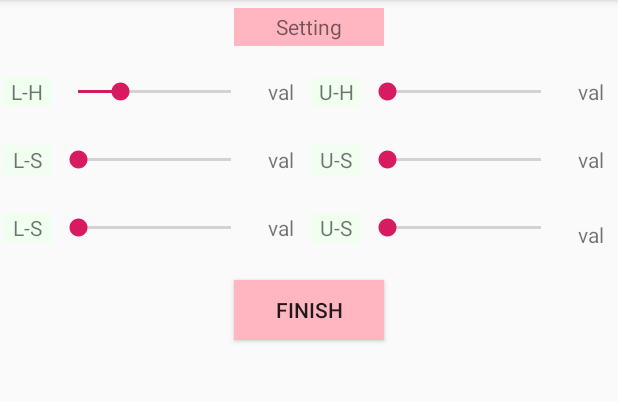
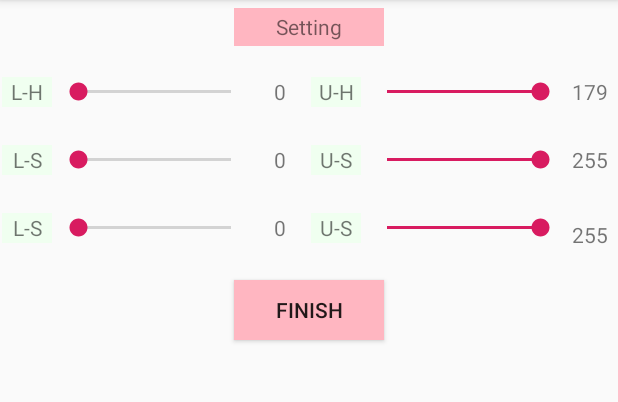
Before and after one commit to 06Ag/Capstone, an Android app: the HsvSetting screen opened directly, with no data from a screen before it, on a phone screen of 412 x 824 dp, the part 84-486 px from its top. Run offline under Robolectric (Android 15) with nearby library versions, the phone set to English and light mode, and no system bars; libraries missing offline, so code that uses them is left out: org.opencv.android, org.opencv.core, org.opencv.imgproc; plain views replace JavaCameraView; 10 statements that could not run were skipped.

Commit message:
hsv setting completion - rgb to hsv

```diff
--- a/Signlanguage/app/src/main/cpp/CMakeLists.txt
+++ b/Signlanguage/app/src/main/cpp/CMakeLists.txt
@@ -5,8 +5,8 @@
 
 cmake_minimum_required(VERSION 3.4.1)
 
-#set(pathPROJECT C:/Users/tkddm/Desktop/Capstone/Signlanguage) #육
-set(pathPROJECT C:/Users/iw67c/AndroidStudioProjects/Capstone/Signlanguage) # 영지
+set(pathPROJECT C:/Users/tkddm/Desktop/Capstone/Signlanguage) #육
+#set(pathPROJECT C:/Users/iw67c/AndroidStudioProjects/Capstone/Signlanguage) # 영지
 #set(pathPROJECT C:/Users/User/AndroidStudioProjects/Capstone/Signlanguage) # 은진
 set(pathOPENCV ${pathPROJECT}/opencv)
 set(pathLIBOPENCV_JAVA ${pathOPENCV}/native/libs/${ANDROID_ABI}/libopencv_java4.so)
--- a/Signlanguage/app/src/main/java/com/example/singlanguage/HsvSetting.java
+++ b/Signlanguage/app/src/main/java/com/example/singlanguage/HsvSetting.java
@@ -26,6 +26,8 @@ import org.opencv.android.LoaderCallbackInterface;
 import org.opencv.android.OpenCVLoader;
 import org.opencv.core.Core;
 import org.opencv.core.Mat;
+import org.opencv.core.Scalar;
+import org.opencv.imgproc.Imgproc;
 
 import java.util.Collections;
 import java.util.List;
@@ -34,6 +36,10 @@ import static android.Manifest.permission.CAMERA;
 
 public class HsvSetting extends AppCompatActivity
         implements CameraBridgeViewBase.CvCameraViewListener2{
+
+    int lh, ls, lv, uh, us, uv;
+    SeekBar sb_LH, sb_LS, sb_LV, sb_UH, sb_US, sb_UV;
+    TextView tv_LH, tv_LS, tv_LV, tv_UH, tv_US, tv_UV;
 
     private static final String TAG = "opencv";
     private Mat matInput;
@@ -73,51 +79,106 @@ public class HsvSetting extends AppCompatActivity
                 WindowManager.LayoutParams.FLAG_KEEP_SCREEN_ON);
 
         setContentView(R.layout.activity_hsv_setting);
-
+        //카메라 설정
         mOpenCvCameraView = (CameraBridgeViewBase)findViewById(R.id.activity_surface_view);
         mOpenCvCameraView.setVisibility(SurfaceView.VISIBLE);
         mOpenCvCameraView.setCvCameraViewListener(this);
         mOpenCvCameraView.setCameraIndex(cameraType); // front-camera(1),  back-camera(0)
 
-        int devalue = 50;
-        SeekBar seekBar;
+        //SeekBar
+        sb_LH = (SeekBar)findViewById(R.id.sb_LH);
+        sb_LS = (SeekBar)findViewById(R.id.sb_LS);
+        sb_LV = (SeekBar)findViewById(R.id.sb_LV);
+        sb_UH = (SeekBar)findViewById(R.id.sb_UH);
+        sb_US = (SeekBar)findViewById(R.id.sb_US);
+        sb_UV = (SeekBar)findViewById(R.id.sb_UV);
+        tv_LH=(TextView)findViewById(R.id.tv_LHval);
+        tv_LS=(TextView)findViewById(R.id.tv_LSval);
+        tv_LV=(TextView)findViewById(R.id.tv_LVval);
+        tv_UH=(TextView)findViewById(R.id.tv_UHval);
+        tv_US=(TextView)findViewById(R.id.tv_USval);
+        tv_UV=(TextView)findViewById(R.id.tv_UVval);
+        //seekBar에서 값 받아오기
+        lh = sb_LH.getProgress();
+        ls = sb_LS.getProgress();
+        lv = sb_LV.getProgress();
+        uh = sb_UH.getProgress();
+        us = sb_US.getProgress();
+        uv = sb_UV.getProgress();
+        //각 textview에 text 설정
+        tv_LH.setText(Integer.toString(lh));
+        tv_LS.setText(Integer.toString(ls));
+        tv_LV.setText(Integer.toString(lv));
+        tv_UH.setText(Integer.toString(uh));
+        tv_US.setText(Integer.toString(us));
+        tv_UV.setText(Integer.toString(uv));
 
-        seekBar = (SeekBar)findViewById(R.id.seekBar);
-        final TextView tv=(TextView)findViewById(R.id.LHval);
-
-        seekBar.setProgress(devalue); //초기값을 50으로 설정
-        seekBar.setOnSeekBarChangeListener(new SeekBar.OnSeekBarChangeListener() {
-
-            @Override
-            public void onStartTrackingTouch(SeekBar seekBar) {
-                // 메소드 이름대로 사용자가 SeekBar를 터치했을때 실행됩니다
-                // TODO Auto-generated method stub
-            }
-
-            @Override
-            public void onStopTrackingTouch(SeekBar seekBar) {
-// 메소드 이름대로 사용자가 SeekBar를 손에서 땠을때 실행됩니다
-// TODO Auto-generated method stub
-            }
-
-            @Override
-            public void onProgressChanged(SeekBar seekBar, int progress,boolean fromUser) {
-// 메소드 이름대로 사용자가 SeekBar를 움직일때 실행됩니다
-// 주로 사용되는 메소드 입니다
-                tv.setText(""+progress);
-            }
-        });
-
+        sb_LH.setOnSeekBarChangeListener(HSVcolor);
+        sb_LS.setOnSeekBarChangeListener(HSVcolor);
+        sb_LV.setOnSeekBarChangeListener(HSVcolor);
+        sb_UH.setOnSeekBarChangeListener(HSVcolor);
+        sb_US.setOnSeekBarChangeListener(HSVcolor);
+        sb_UV.setOnSeekBarChangeListener(HSVcolor);
 
         Button bt_st= (Button)findViewById(R.id.finish);
         bt_st.setOnClickListener(new View.OnClickListener() {
             @Override
             public void onClick(View view) {
                 final Intent intent = new Intent(getApplicationContext(), Translation.class);
+                //다음 화면으로 이동시 hsv 설정 값 전달
+                intent.putExtra("LH", lh);
+                intent.putExtra("LS", ls);
+                intent.putExtra("LV", lv);
+                intent.putExtra("UH", uh);
+                intent.putExtra("US", us);
+                intent.putExtra("UV", uv);
                 startActivity(intent);
             }
         });
     }
+
+    SeekBar.OnSeekBarChangeListener HSVcolor = new SeekBar.OnSeekBarChangeListener() {
+        @Override
+        public void onProgressChanged(SeekBar seekBar, int progress, boolean fromUser) {
+            //움직임이 느껴지면 여기서 반응
+            //어느 seekBar / 변경된 수치값 / 초기 false, 사용자가 움직이면 true
+            if (seekBar == sb_LH) {
+                lh = seekBar.getProgress();
+                tv_LH.setText(Integer.toString(lh));
+            }
+            else if(seekBar == sb_LS){
+                ls = seekBar.getProgress();
+                tv_LS.setText(Integer.toString(ls));
+            }
+            else if(seekBar == sb_LV){
+                lv = seekBar.getProgress();
+                tv_LV.setText(Integer.toString(lv));
+            }
+            else if(seekBar == sb_UH){
+                uh = seekBar.getProgress();
+                tv_UH.setText(Integer.toString(uh));
+            }
+            else if(seekBar == sb_US){
+                us = seekBar.getProgress();
+                tv_US.setText(Integer.toString(us));
+            }
+            else if(seekBar == sb_UV){
+                uv = seekBar.getProgress();
+                tv_UV.setText(Integer.toString(uv));
+            }
+            //카메라 조정은 onCameraFrame() 함수에서 자동으로 됨
+        }
+
+        @Override
+        public void onStartTrackingTouch(SeekBar seekBar) {
+            //seekBar를 이동하기 위하여 선택하였을 때
+        }
+
+        @Override
+        public void onStopTrackingTouch(SeekBar seekBar) {
+            //SeekBar를 이동하다가 멈췄을 때
+        }
+    };
 
     @Override
     public void onPause()
@@ -164,13 +225,16 @@ public class HsvSetting extends AppCompatActivity
         matInput = inputFrame.rgba();
 
         if ( matResult == null )
-
             matResult = new Mat(matInput.rows(), matInput.cols(), matInput.type());
 
+        //Convert to HSV
+        Imgproc.cvtColor(matInput, matResult, Imgproc.COLOR_RGB2HSV);
+        Scalar lower = new Scalar(lh, ls, lv);
+        Scalar upper = new Scalar(uh, us, uv);
+        Core.inRange(matResult, lower, upper, matResult);
 
-        //  Core.transpose(matResult,matResult);
-        Core.flip(matInput,matInput, 1);    //수평-양수, 수직-0, 모두-음수
-        return matInput;
+        Core.flip(matResult,matResult, 1);    //수평-양수, 수직-0, 모두-음수
+        return matResult;
     }
 
 
--- a/Signlanguage/app/src/main/res/layout/activity_hsv_setting.xml
+++ b/Signlanguage/app/src/main/res/layout/activity_hsv_setting.xml
@@ -11,7 +11,7 @@
     tools:context=".HsvSetting">
 
     <TextView
-        android:id="@+id/settitle"
+        android:id="@+id/set_title"
         android:layout_width="100dp"
         android:layout_height="25dp"
         android:layout_marginTop="5dp"
@@ -35,8 +35,9 @@
         android:layout_height="wrap_content"
         android:orientation="horizontal"
         >
+        <!-- L - H -->
         <TextView
-            android:id="@+id/L-H"
+            android:id="@+id/tv_LH"
             android:layout_width="0dp"
             android:layout_height="20dp"
             android:layout_weight="1"
@@ -47,16 +48,17 @@
             />
 
         <SeekBar
-            android:id="@+id/seekBar"
+            android:id="@+id/sb_LH"
             android:layout_width="0dp"
             android:layout_height="20dp"
             android:layout_weight="4"
             android:layout_marginLeft="1dp"
             android:layout_marginTop="15dp"
             android:max="179"
+            android:progress="0"
             />
         <TextView
-            android:id="@+id/LHval"
+            android:id="@+id/tv_LHval"
             android:layout_width="0dp"
             android:layout_height="20dp"
             android:layout_weight="1"
@@ -64,9 +66,9 @@
             android:text="val"
             android:gravity="center_horizontal|center_vertical"
             />
-
+        <!-- U - H -->
         <TextView
-            android:id="@+id/U-H"
+            android:id="@+id/tv_UH"
             android:layout_width="0dp"
             android:layout_height="20dp"
             android:layout_weight="1"
@@ -78,16 +80,17 @@
             />
 
         <SeekBar
-            android:id="@+id/seekBar2"
+            android:id="@+id/sb_UH"
             android:layout_width="0dp"
             android:layout_height="20dp"
             android:layout_weight="4"
             android:layout_marginTop="15dp"
             android:layout_marginLeft="1dp"
-            android:max="255"
+            android:max="179"
+            android:progress="179"
             />
         <TextView
-            android:id="@+id/UHval"
+            android:id="@+id/tv_UHval"
             android:layout_width="0dp"
             android:layout_height="20dp"
             android:layout_weight="1"
@@ -103,9 +106,9 @@
         android:orientation="horizontal"
         android:layout_marginTop="10dp"
         >
-
+        <!-- L - S -->
         <TextView
-            android:id="@+id/L-S"
+            android:id="@+id/tv_LS"
             android:layout_width="0dp"
             android:layout_height="20dp"
             android:layout_weight="1"
@@ -116,16 +119,17 @@
             />
 
         <SeekBar
-            android:id="@+id/seekBar3"
+            android:id="@+id/sb_LS"
             android:layout_width="0dp"
             android:layout_height="20dp"
             android:layout_weight="4"
             android:layout_marginLeft="1dp"
             android:layout_marginTop="15dp"
             android:max="255"
+            android:progress="0"
             />
         <TextView
-            android:id="@+id/LSval"
+            android:id="@+id/tv_LSval"
             android:layout_width="0dp"
             android:layout_height="20dp"
             android:layout_weight="1"
@@ -133,9 +137,9 @@
             android:text="val"
             android:gravity="center_horizontal|center_vertical"
             />
-
+        <!-- U - S -->
         <TextView
-            android:id="@+id/U-S"
+            android:id="@+id/tv_US"
             android:layout_width="0dp"
             android:layout_height="20dp"
             android:layout_weight="1"
@@ -147,16 +151,17 @@
             />
 
         <SeekBar
-            android:id="@+id/seekBa4"
+            android:id="@+id/sb_US"
             android:layout_width="0dp"
             android:layout_height="20dp"
             android:layout_weight="4"
             android:layout_marginTop="15dp"
             android:layout_marginLeft="1dp"
             android:max="255"
+            android:progress="255"
             />
         <TextView
-            android:id="@+id/USval"
+            android:id="@+id/tv_USval"
             android:layout_width="0dp"
             android:layout_height="20dp"
             android:layout_weight="1"
@@ -172,9 +177,9 @@
         android:orientation="horizontal"
         android:layout_marginTop="10dp"
         >
-
+        <!-- L - V -->
         <TextView
-            android:id="@+id/L-V"
+            android:id="@+id/tv_LV"
             android:layout_width="0dp"
             android:layout_height="20dp"
             android:layout_weight="1"
@@ -185,16 +190,17 @@
             />
 
         <SeekBar
-            android:id="@+id/seekBar5"
+            android:id="@+id/sb_LV"
             android:layout_width="0dp"
             android:layout_height="20dp"
             android:layout_weight="4"
             android:layout_marginLeft="1dp"
             android:layout_marginTop="15dp"
             android:max="255"
+            android:progress="0"
             />
         <TextView
-            android:id="@+id/LVval"
+            android:id="@+id/tv_LVval"
             android:layout_width="0dp"
             android:layout_height="20dp"
             android:layout_weight="1"
@@ -202,9 +208,9 @@
             android:text="val"
             android:gravity="center_horizontal|center_vertical"
             />
-
+        <!-- U - V -->
         <TextView
-            android:id="@+id/U-V"
+            android:id="@+id/tv_UV"
             android:layout_width="0dp"
             android:layout_height="20dp"
             android:layout_weight="1"
@@ -216,16 +222,17 @@
             />
 
         <SeekBar
-            android:id="@+id/seekBa6"
+            android:id="@+id/sb_UV"
             android:layout_width="0dp"
             android:layout_height="20dp"
             android:layout_weight="4"
             android:layout_marginTop="15dp"
             android:layout_marginLeft="1dp"
             android:max="255"
+            android:progress="255"
             />
         <TextView
-            android:id="@+id/UVval"
+            android:id="@+id/tv_UVval"
             android:layout_width="0dp"
             android:layout_height="20dp"
             android:layout_weight="1"
```
Also changed, not shown: Signlanguage/app/src/main/java/com/example/singlanguage/TodayStart.java (+3 -6 lines), Signlanguage/app/src/main/java/com/example/singlanguage/Translation.java (+26 -12 lines), 7 other files.
